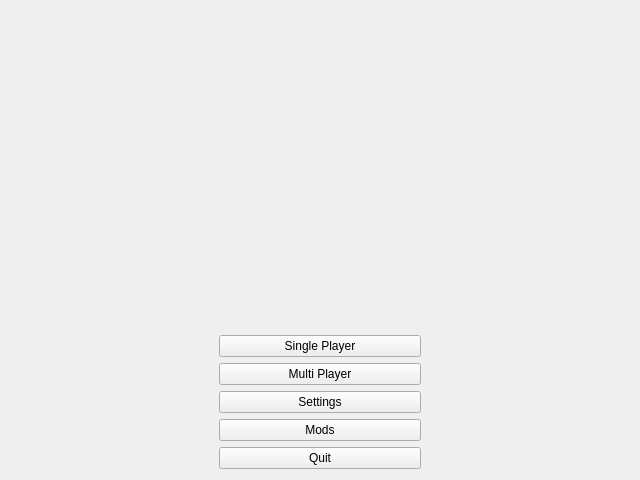
Old version of the form Client/mainmenuwidget.ui in the repository kukkamario/OpenCraft.
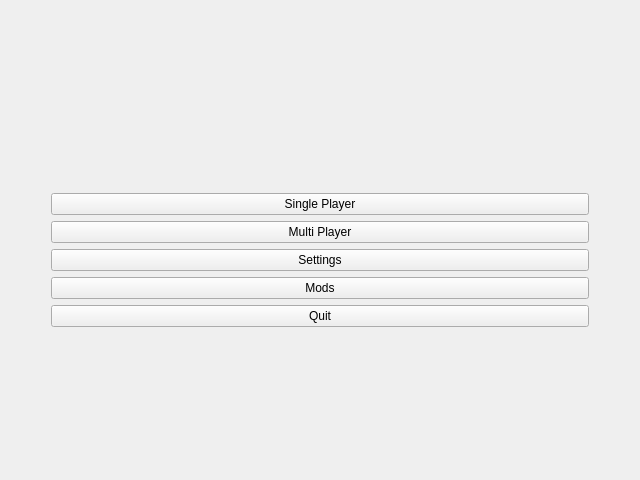
New version of the form.

```diff
--- a/Client/mainmenuwidget.ui
+++ b/Client/mainmenuwidget.ui
@@ -10,24 +10,16 @@
     <height>480</height>
    </rect>
   </property>
+  <property name="sizePolicy">
+   <sizepolicy hsizetype="Fixed" vsizetype="Fixed">
+    <horstretch>0</horstretch>
+    <verstretch>0</verstretch>
+   </sizepolicy>
+  </property>
   <property name="windowTitle">
    <string>Form</string>
   </property>
   <layout class="QGridLayout" name="gridLayout">
-   <item row="0" column="0" colspan="3">
-    <layout class="QVBoxLayout" name="verticalLayout_2">
-     <item>
-      <widget class="QLabel" name="label">
-       <property name="text">
-        <string/>
-       </property>
-      </widget>
-     </item>
-    </layout>
-   </item>
-   <item row="1" column="0">
-    <layout class="QHBoxLayout" name="horizontalLayout"/>
-   </item>
    <item row="1" column="1">
     <layout class="QVBoxLayout" name="verticalLayout">
      <item>
@@ -67,8 +59,53 @@
      </item>
     </layout>
    </item>
+   <item row="1" column="0">
+    <spacer name="horizontalSpacer">
+     <property name="orientation">
+      <enum>Qt::Horizontal</enum>
+     </property>
+     <property name="sizeType">
+      <enum>QSizePolicy::Minimum</enum>
+     </property>
+     <property name="sizeHint" stdset="0">
+      <size>
+       <width>40</width>
+       <height>20</height>
+      </size>
+     </property>
+    </spacer>
+   </item>
    <item row="1" column="2">
-    <layout class="QHBoxLayout" name="horizontalLayout_2"/>
+    <spacer name="horizontalSpacer_2">
+     <property name="orientation">
+      <enum>Qt::Horizontal</enum>
+     </property>
+     <property name="sizeType">
+      <enum>QSizePolicy::Minimum</enum>
+     </property>
+     <property name="sizeHint" stdset="0">
+      <size>
+       <width>40</width>
+       <height>20</height>
+      </size>
+     </property>
+    </spacer>
+   </item>
+   <item row="0" column="1">
+    <spacer name="verticalSpacer">
+     <property name="orientation">
+      <enum>Qt::Vertical</enum>
+     </property>
+     <property name="sizeType">
+      <enum>QSizePolicy::Minimum</enum>
+     </property>
+     <property name="sizeHint" stdset="0">
+      <size>
+       <width>20</width>
+       <height>40</height>
+      </size>
+     </property>
+    </spacer>
    </item>
   </layout>
  </widget>
```
